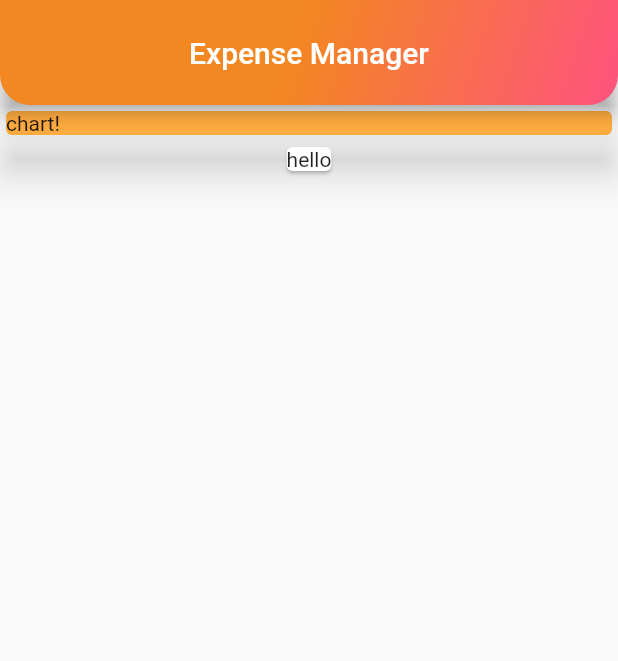
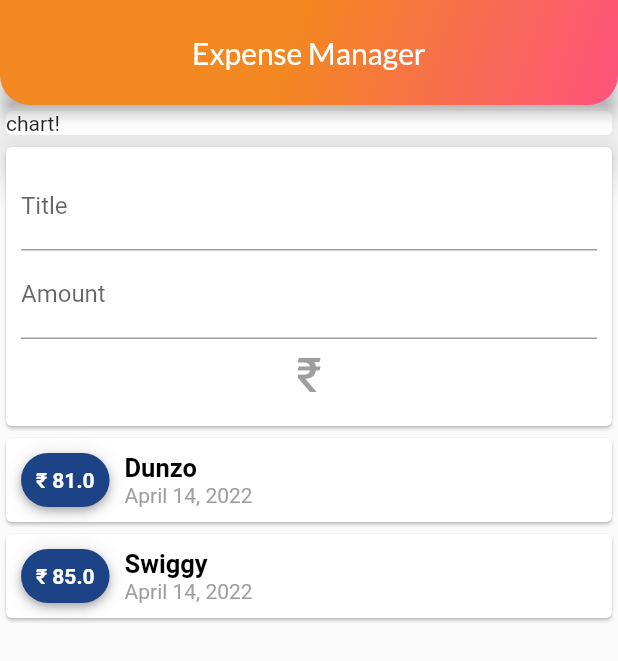
Before and after one commit to ashishu8888/expense_manager, a Flutter app: the screen it shows after launch, on a phone screen of 412 x 824 dp. Shown: the top 661 px of the screen. Run offline on Flutter 3.47's test engine with Material 2 defaults, Android fonts, the phone set to English and light mode, and no system bars; our stand-ins replace google_fonts.

Commit message:
day1 many changes

```diff
--- a/lib/main.dart
+++ b/lib/main.dart
@@ -1,5 +1,11 @@
+// ignore_for_file: deprecated_member_use
+
+import 'dart:ui';
+import 'dart:math' as math;
 import 'package:flutter/material.dart';
+import 'package:google_fonts/google_fonts.dart';
 import './transaction.dart';
+import 'package:intl/intl.dart';
 
 void main(List<String> args) {
   runApp(const MyApp());
@@ -18,18 +24,20 @@ class MyApp extends StatelessWidget {
 
 class MyHomePage extends StatelessWidget {
   MyHomePage({Key? key}) : super(key: key);
-  final List<Transaction> transaction = [
-    Transaction(id: '1', title: 'Dunzo', amount: 81.00, dd: DateTime.now())
+  final List<Transaction> transactions = [
+    Transaction(id: '1', title: 'Dunzo', amount: 81.00, dd: DateTime.now()),
+    Transaction(id: '2', title: 'Swiggy', amount: 85.00, dd: DateTime.now()),
   ];
+
+  String? inputTitle;
+  String? inputAmount;
   @override
   Widget build(BuildContext context) {
     return Scaffold(
       appBar: AppBar(
         backgroundColor: Colors.transparent,
         toolbarHeight: 70,
-        title: const Text(
-          'Expense Manager',
-        ),
+        title: Text('Expense Manager', style: GoogleFonts.lato()),
         centerTitle: true,
         flexibleSpace: Container(
           decoration: const BoxDecoration(
@@ -44,21 +52,86 @@ class MyHomePage extends StatelessWidget {
       ),
       body: Column(
         children: [
-          Container(
+          const SizedBox(
             width: double.infinity,
-            child: const Card(
+            child: Card(
               elevation: 12,
-              color: Colors.orangeAccent,
+              // color: Colors.orangeAccent,
               child: Text('chart!'),
             ),
           ),
+          Card(
+            child: Container(
+              padding: const EdgeInsets.all(10),
+              child: Column(
+                children: [
+                  TextField(
+                    decoration: const InputDecoration(labelText: 'Title'),
+                    onChanged: (val) {
+                      inputTitle = val;
+                    },
+                  ),
+                  TextField(
+                    decoration: const InputDecoration(labelText: 'Amount'),
+                    onChanged: (val) {
+                      inputAmount = val;
+                    },
+                  ),
+                  const FlatButton(
+                    color: Colors.orangeAccent,
+                    onPressed: null,
+                    child: Text(
+                      ' \u{20B9} ',
+                      style: TextStyle(fontSize: 32),
+                    ),
+                  )
+                ],
+              ),
+            ),
+          ),
           Column(
-            children: const [
-              Card(
-                child: Text('hello'),
-              )
-            ],
-          )
+              children: transactions.map((tx) {
+            return Card(
+                // color: Colors.orangeAccent,
+                child: Row(
+              children: [
+                Container(
+                  margin: const EdgeInsets.symmetric(
+                    vertical: 10,
+                    horizontal: 10,
+                  ),
+                  decoration: BoxDecoration(
+                      color:
+                          Color((math.Random().nextDouble() * 0xFFFFFF).toInt())
+                              .withOpacity(1.0),
+                      boxShadow: kElevationToShadow[4],
+                      borderRadius: BorderRadius.circular(50)),
+                  padding: const EdgeInsets.all(10),
+                  child: Text(
+                    '\u{20B9} ' + tx.amount.toString(),
+                    style: const TextStyle(
+                        fontWeight: FontWeight.bold, color: Colors.white),
+                  ),
+                ),
+                Column(
+                  crossAxisAlignment: CrossAxisAlignment.start,
+                  children: [
+                    Text(
+                      tx.title as String,
+                      style: const TextStyle(
+                          fontWeight: FontWeight.bold,
+                          color: Colors.black,
+                          fontSize: 17),
+                    ),
+                    Text(
+                      DateFormat.yMMMMd().format(tx.dd),
+                      style: const TextStyle(color: Colors.grey),
+                    )
+                  ],
+                )
+              ],
+            ));
+          }).toList())
         ],
       ),
     );
--- a/lib/transaction.dart
+++ b/lib/transaction.dart
@@ -1,8 +1,8 @@
 class Transaction {
-  final String? id;
-  final String? title;
-  final double? amount;
-  final DateTime? dd;
+  final String id;
+  final String title;
+  final double amount;
+  final DateTime dd;
 
   Transaction(
       {required this.id,
--- a/pubspec.yaml
+++ b/pubspec.yaml
@@ -34,6 +34,8 @@ dependencies:
   # The following adds the Cupertino Icons font to your application.
   # Use with the CupertinoIcons class for iOS style icons.
   cupertino_icons: ^1.0.2
+  intl: ^0.17.0
+  google_fonts: ^2.3.1
 
 dev_dependencies:
   flutter_test:
```
Also changed, not shown: pubspec.lock.
